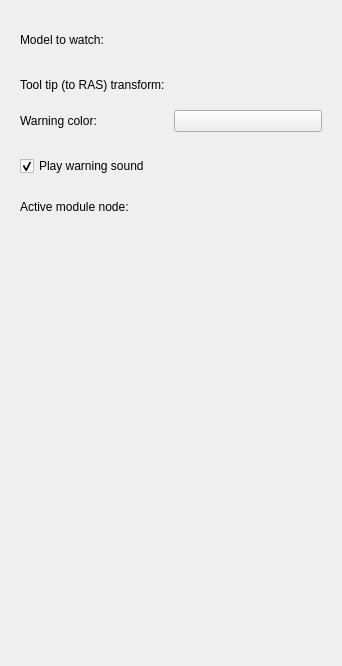
Before: the Qt Designer form BreachWarning/Resources/UI/qSlicerBreachWarningModule.ui in SlicerIGT/SlicerIGT, drawn with Qt 5.
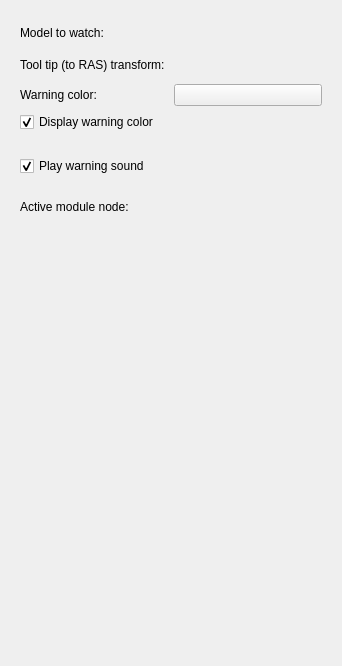
After: the same form once the commit is applied. Custom widgets are drawn as their Qt base class.

Commit message: checkbox to turn on-off the warning color

```diff
--- a/BreachWarning/Resources/UI/qSlicerBreachWarningModule.ui
+++ b/BreachWarning/Resources/UI/qSlicerBreachWarningModule.ui
@@ -109,6 +109,16 @@
         </item>
        </layout>
       </item>
+      <item>
+       <widget class="QCheckBox" name="colorCheckBox">
+        <property name="text">
+         <string>Display warning color</string>
+        </property>
+        <property name="checked">
+         <bool>true</bool>
+        </property>
+       </widget>
+      </item>
      </layout>
     </widget>
    </item>
```
The commit also changes 6 other files.
